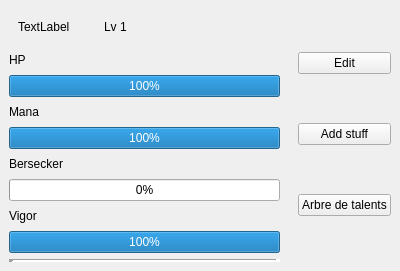
Above: app/view/forms/heropanel.ui from r0nd0ud0u/qt-rpg before the change. Below: the same form after it.
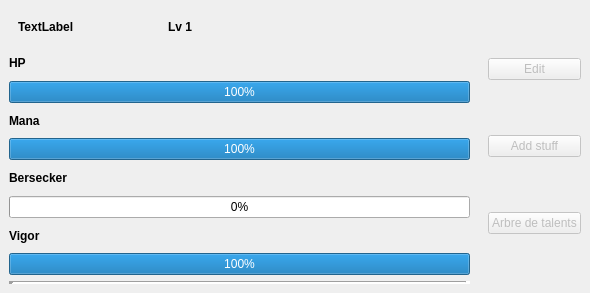
That is the form after the change. Custom widgets are drawn as their Qt base class.

Commit message: update heropanel and heroe view

What changed in the file:
```diff
--- a/app/view/forms/heropanel.ui
+++ b/app/view/forms/heropanel.ui
@@ -6,8 +6,8 @@
    <rect>
     <x>0</x>
     <y>0</y>
-    <width>400</width>
-    <height>271</height>
+    <width>590</width>
+    <height>293</height>
    </rect>
   </property>
   <property name="windowTitle">
@@ -30,9 +30,42 @@
     <number>0</number>
    </property>
    <item>
+    <widget class="QFrame" name="frame">
+     <property name="sizePolicy">
+      <sizepolicy hsizetype="MinimumExpanding" vsizetype="MinimumExpanding">
+       <horstretch>0</horstretch>
+       <verstretch>0</verstretch>
+      </sizepolicy>
+     </property>
+     <property name="frameShape">
+      <enum>QFrame::NoFrame</enum>
+     </property>
+     <property name="frameShadow">
+      <enum>QFrame::Plain</enum>
+     </property>
+     <property name="lineWidth">
+      <number>0</number>
+     </property>
+     <layout class="QHBoxLayout" name="horizontalLayout_3">
+      <property name="spacing">
+       <number>0</number>
+      </property>
+      <property name="leftMargin">
+       <number>0</number>
+      </property>
+      <property name="topMargin">
+       <number>0</number>
+      </property>
+      <property name="rightMargin">
+       <number>0</number>
+      </property>
+      <property name="bottomMargin">
+       <number>0</number>
+      </property>
+      <item>
     <widget class="QWidget" name="left_widget" native="true">
      <property name="sizePolicy">
-      <sizepolicy hsizetype="Preferred" vsizetype="Preferred">
+         <sizepolicy hsizetype="MinimumExpanding" vsizetype="MinimumExpanding">
        <horstretch>0</horstretch>
        <verstretch>0</verstretch>
       </sizepolicy>
@@ -49,6 +82,11 @@
              <verstretch>0</verstretch>
             </sizepolicy>
            </property>
+              <property name="font">
+               <font>
+                <bold>true</bold>
+               </font>
+              </property>
            <property name="text">
             <string>TextLabel</string>
            </property>
@@ -56,6 +94,11 @@
          </item>
          <item>
           <widget class="QLabel" name="hero_level">
+              <property name="font">
+               <font>
+                <bold>true</bold>
+               </font>
+              </property>
            <property name="text">
             <string>Lv 1</string>
            </property>
@@ -71,6 +114,11 @@
       </item>
       <item>
        <widget class="QLabel" name="hp_label">
+           <property name="font">
+            <font>
+             <bold>true</bold>
+            </font>
+           </property>
         <property name="text">
          <string>HP</string>
         </property>
@@ -88,6 +136,11 @@
       </item>
       <item>
        <widget class="QLabel" name="mana_label">
+           <property name="font">
+            <font>
+             <bold>true</bold>
+            </font>
+           </property>
         <property name="text">
          <string>Mana</string>
         </property>
@@ -102,6 +155,11 @@
       </item>
       <item>
        <widget class="QLabel" name="bersecker_label">
+           <property name="font">
+            <font>
+             <bold>true</bold>
+            </font>
+           </property>
         <property name="text">
          <string>Bersecker</string>
         </property>
@@ -116,6 +174,11 @@
       </item>
       <item>
        <widget class="QLabel" name="vigor_label">
+           <property name="font">
+            <font>
+             <bold>true</bold>
+            </font>
+           </property>
         <property name="text">
          <string>Vigor</string>
         </property>
@@ -144,7 +207,7 @@
    <item>
     <widget class="QWidget" name="right_widget" native="true">
      <property name="sizePolicy">
-      <sizepolicy hsizetype="Fixed" vsizetype="Preferred">
+         <sizepolicy hsizetype="Preferred" vsizetype="MinimumExpanding">
        <horstretch>0</horstretch>
        <verstretch>0</verstretch>
       </sizepolicy>
@@ -152,13 +215,19 @@
      <layout class="QVBoxLayout" name="verticalLayout_2">
       <item>
        <widget class="QPushButton" name="edit_button">
+           <property name="enabled">
+            <bool>false</bool>
+           </property>
         <property name="text">
          <string>Edit</string>
         </property>
        </widget>
       </item>
       <item>
-       <widget class="QPushButton" name="pushButton">
+          <widget class="QPushButton" name="stuff_button">
+           <property name="enabled">
+            <bool>false</bool>
+           </property>
         <property name="text">
          <string>Add stuff</string>
         </property>
@@ -166,9 +235,15 @@
       </item>
       <item>
        <widget class="QPushButton" name="talent_tree_button">
+           <property name="enabled">
+            <bool>false</bool>
+           </property>
         <property name="text">
          <string>Arbre de talents</string>
         </property>
+          </widget>
+         </item>
+        </layout>
        </widget>
       </item>
      </layout>
```
Lines whose indentation alone changed are shown as unchanged. The commit also changes 4 other files.
